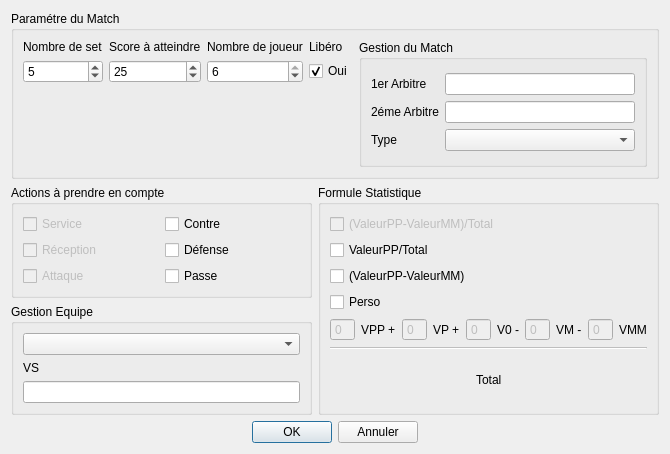
flagage/volleyclubstats, file ui/fenetrelancement.ui: the form before one commit.
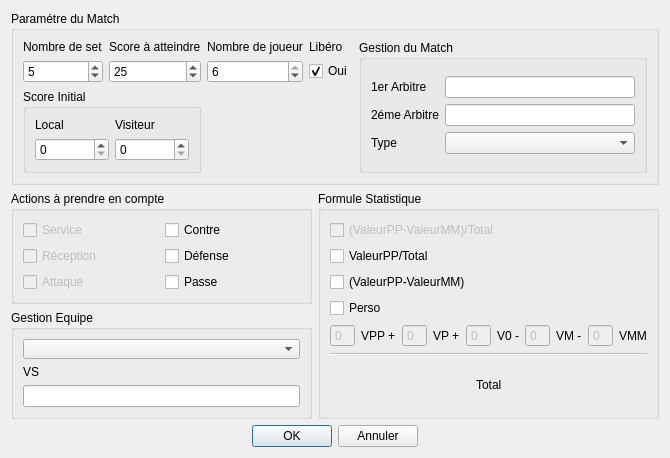
The form after the commit.

Commit message: Ajout de la gestion des stats

What changed in the file:
```diff
--- a/ui/fenetrelancement.ui
+++ b/ui/fenetrelancement.ui
@@ -13,15 +13,20 @@
   <property name="windowTitle">
    <string>Configuration du Match</string>
   </property>
-  <layout class="QGridLayout" name="gridLayout_14">
+  <layout class="QGridLayout" name="gridLayout_15">
    <item row="0" column="0" colspan="2">
     <widget class="QGroupBox" name="groupBox_4">
      <property name="title">
       <string>Paramétre du Match</string>
      </property>
-     <layout class="QGridLayout" name="gridLayout_12">
+     <layout class="QGridLayout" name="gridLayout_14">
       <item row="0" column="0">
-       <layout class="QGridLayout" name="gridLayout_10">
+       <widget class="QLabel" name="label_11">
+        <property name="text">
+         <string>Nombre de set</string>
+        </property>
+       </widget>
+      </item>
         <item row="0" column="1">
          <widget class="QLabel" name="label_12">
           <property name="text">
@@ -29,23 +34,6 @@
           </property>
          </widget>
         </item>
-        <item row="0" column="3">
-         <widget class="QLabel" name="label_14">
-          <property name="text">
-           <string>Libéro</string>
-          </property>
-         </widget>
-        </item>
-        <item row="1" column="0">
-         <widget class="QSpinBox" name="spinBox_6">
-          <property name="minimum">
-           <number>1</number>
-          </property>
-          <property name="value">
-           <number>5</number>
-          </property>
-         </widget>
-        </item>
         <item row="0" column="2">
          <widget class="QLabel" name="label_13">
           <property name="text">
@@ -53,59 +41,14 @@
           </property>
          </widget>
         </item>
-        <item row="1" column="2">
-         <widget class="QSpinBox" name="spinBox_8">
-          <property name="minimum">
-           <number>2</number>
-          </property>
-          <property name="maximum">
-           <number>6</number>
-          </property>
-          <property name="value">
-           <number>6</number>
-          </property>
-         </widget>
-        </item>
-        <item row="1" column="1">
-         <widget class="QSpinBox" name="spinBox_7">
-          <property name="value">
-           <number>25</number>
-          </property>
-         </widget>
-        </item>
-        <item row="1" column="3">
-         <widget class="QCheckBox" name="checkBox_11">
+      <item row="0" column="3">
+       <widget class="QLabel" name="label_14">
           <property name="text">
-           <string>Oui</string>
-          </property>
-          <property name="checked">
-           <bool>true</bool>
-          </property>
-         </widget>
-        </item>
-        <item row="0" column="0">
-         <widget class="QLabel" name="label_11">
-          <property name="text">
-           <string>Nombre de set</string>
-          </property>
-         </widget>
-        </item>
-        <item row="2" column="1">
-         <spacer name="verticalSpacer">
-          <property name="orientation">
-           <enum>Qt::Vertical</enum>
-          </property>
-          <property name="sizeHint" stdset="0">
-           <size>
-            <width>20</width>
-            <height>40</height>
-           </size>
-          </property>
-         </spacer>
-        </item>
-       </layout>
-      </item>
-      <item row="0" column="1">
+         <string>Libéro</string>
+        </property>
+       </widget>
+      </item>
+      <item row="0" column="4" rowspan="3">
        <widget class="QGroupBox" name="groupBox_8">
         <property name="title">
          <string>Gestion du Match </string>
@@ -148,109 +91,89 @@
         </layout>
        </widget>
       </item>
-     </layout>
-    </widget>
-   </item>
    <item row="1" column="0">
-    <layout class="QGridLayout" name="gridLayout_3">
-     <item row="0" column="0">
-      <widget class="QGroupBox" name="groupBox">
+       <widget class="QSpinBox" name="spinBox_6">
+        <property name="minimum">
+         <number>1</number>
+        </property>
+        <property name="value">
+         <number>5</number>
+        </property>
+       </widget>
+      </item>
+      <item row="1" column="1">
+       <widget class="QSpinBox" name="spinBox_7">
+        <property name="value">
+         <number>25</number>
+        </property>
+       </widget>
+      </item>
+      <item row="1" column="2">
+       <widget class="QSpinBox" name="spinBox_8">
+        <property name="minimum">
+         <number>2</number>
+        </property>
+        <property name="maximum">
+         <number>6</number>
+        </property>
+        <property name="value">
+         <number>6</number>
+        </property>
+       </widget>
+      </item>
+      <item row="1" column="3">
+       <widget class="QCheckBox" name="checkBox_11">
+        <property name="text">
+         <string>Oui</string>
+        </property>
+        <property name="checked">
+         <bool>true</bool>
+        </property>
+       </widget>
+      </item>
+      <item row="2" column="0" colspan="2">
+       <widget class="QGroupBox" name="groupBox_5">
        <property name="title">
-        <string>Actions à prendre en compte</string>
-       </property>
-       <layout class="QGridLayout" name="gridLayout_11">
+         <string>Score Initial</string>
+        </property>
+        <layout class="QGridLayout" name="gridLayout_12">
         <item row="0" column="0">
-         <widget class="QCheckBox" name="checkBox">
-          <property name="enabled">
-           <bool>false</bool>
-          </property>
+          <layout class="QGridLayout" name="gridLayout_10">
+           <item row="0" column="0">
+            <widget class="QLabel" name="label_15">
           <property name="text">
-           <string>Service</string>
+              <string>Local</string>
           </property>
          </widget>
         </item>
         <item row="0" column="1">
-         <widget class="QCheckBox" name="checkBox_4">
+            <widget class="QLabel" name="label_16">
           <property name="text">
-           <string>Contre</string>
+              <string>Visiteur</string>
           </property>
          </widget>
         </item>
         <item row="1" column="0">
-         <widget class="QCheckBox" name="checkBox_2">
-          <property name="enabled">
-           <bool>false</bool>
-          </property>
-          <property name="text">
-           <string>Réception </string>
+            <widget class="QSpinBox" name="spinBox_9">
+             <property name="maximum">
+              <number>24</number>
           </property>
          </widget>
         </item>
         <item row="1" column="1">
-         <widget class="QCheckBox" name="checkBox_5">
-          <property name="text">
-           <string>Défense</string>
+            <widget class="QSpinBox" name="spinBox_10">
+             <property name="maximum">
+              <number>24</number>
           </property>
          </widget>
         </item>
-        <item row="2" column="0">
-         <widget class="QCheckBox" name="checkBox_3">
-          <property name="enabled">
-           <bool>false</bool>
-          </property>
-          <property name="text">
-           <string>Attaque</string>
-          </property>
-          <property name="tristate">
-           <bool>false</bool>
-          </property>
-         </widget>
-        </item>
-        <item row="2" column="1">
-         <widget class="QCheckBox" name="checkBox_6">
-          <property name="text">
-           <string>Passe</string>
-          </property>
-         </widget>
-        </item>
-       </layout>
-      </widget>
-     </item>
-     <item row="1" column="0">
-      <widget class="QGroupBox" name="groupBox_3">
-       <property name="title">
-        <string>Gestion Equipe</string>
-       </property>
-       <layout class="QGridLayout" name="gridLayout_5">
-        <item row="0" column="0">
-         <layout class="QGridLayout" name="gridLayout_2">
-          <item row="0" column="0">
-           <widget class="QComboBox" name="comboBox">
-            <property name="minimumSize">
-             <size>
-              <width>111</width>
-              <height>20</height>
-             </size>
-            </property>
-           </widget>
-          </item>
-          <item row="2" column="0">
-           <widget class="QLineEdit" name="lineEdit"/>
-          </item>
-          <item row="1" column="0">
-           <widget class="QLabel" name="label_3">
-            <property name="text">
-             <string>VS</string>
-            </property>
-           </widget>
-          </item>
-         </layout>
-        </item>
-       </layout>
-       <zorder></zorder>
+          </layout>
+         </item>
+        </layout>
       </widget>
      </item>
     </layout>
+    </widget>
    </item>
    <item row="1" column="1">
     <widget class="QGroupBox" name="groupBox_2">
@@ -450,6 +373,107 @@
      </layout>
     </widget>
    </item>
+   <item row="1" column="0">
+    <layout class="QGridLayout" name="gridLayout_3">
+     <item row="1" column="0">
+      <widget class="QGroupBox" name="groupBox_3">
+       <property name="title">
+        <string>Gestion Equipe</string>
+       </property>
+       <layout class="QGridLayout" name="gridLayout_5">
+        <item row="0" column="0">
+         <layout class="QGridLayout" name="gridLayout_2">
+          <item row="0" column="0">
+           <widget class="QComboBox" name="comboBox">
+            <property name="minimumSize">
+             <size>
+              <width>111</width>
+              <height>20</height>
+             </size>
+            </property>
+           </widget>
+          </item>
+          <item row="2" column="0">
+           <widget class="QLineEdit" name="lineEdit"/>
+          </item>
+          <item row="1" column="0">
+           <widget class="QLabel" name="label_3">
+            <property name="text">
+             <string>VS</string>
+            </property>
+           </widget>
+          </item>
+         </layout>
+        </item>
+       </layout>
+       <zorder></zorder>
+      </widget>
+     </item>
+     <item row="0" column="0">
+      <widget class="QGroupBox" name="groupBox">
+       <property name="title">
+        <string>Actions à prendre en compte</string>
+       </property>
+       <layout class="QGridLayout" name="gridLayout_11">
+        <item row="0" column="0">
+         <widget class="QCheckBox" name="checkBox">
+          <property name="enabled">
+           <bool>false</bool>
+          </property>
+          <property name="text">
+           <string>Service</string>
+          </property>
+         </widget>
+        </item>
+        <item row="0" column="1">
+         <widget class="QCheckBox" name="checkBox_4">
+          <property name="text">
+           <string>Contre</string>
+          </property>
+         </widget>
+        </item>
+        <item row="1" column="0">
+         <widget class="QCheckBox" name="checkBox_2">
+          <property name="enabled">
+           <bool>false</bool>
+          </property>
+          <property name="text">
+           <string>Réception </string>
+          </property>
+         </widget>
+        </item>
+        <item row="1" column="1">
+         <widget class="QCheckBox" name="checkBox_5">
+          <property name="text">
+           <string>Défense</string>
+          </property>
+         </widget>
+        </item>
+        <item row="2" column="0">
+         <widget class="QCheckBox" name="checkBox_3">
+          <property name="enabled">
+           <bool>false</bool>
+          </property>
+          <property name="text">
+           <string>Attaque</string>
+          </property>
+          <property name="tristate">
+           <bool>false</bool>
+          </property>
+         </widget>
+        </item>
+        <item row="2" column="1">
+         <widget class="QCheckBox" name="checkBox_6">
+          <property name="text">
+           <string>Passe</string>
+          </property>
+         </widget>
+        </item>
+       </layout>
+      </widget>
+     </item>
+    </layout>
+   </item>
    <item row="2" column="0" colspan="2">
     <layout class="QGridLayout" name="gridLayout">
      <item row="0" column="1">
@@ -495,12 +519,13 @@
     </layout>
    </item>
   </layout>
-  <zorder>groupBox</zorder>
   <zorder>groupBox_2</zorder>
-  <zorder>groupBox_3</zorder>
   <zorder>groupBox_4</zorder>
   <zorder></zorder>
   <zorder></zorder>
+  <zorder>groupBox</zorder>
+  <zorder>groupBox</zorder>
+  <zorder>groupBox_5</zorder>
  </widget>
  <tabstops>
   <tabstop>checkBox</tabstop>
```
Lines whose indentation alone changed are shown as unchanged. The commit also changes 16 other files.
